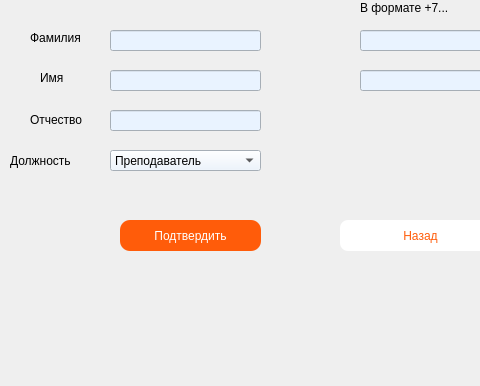
Before: the Qt Designer form course/registration.ui in TFed555/Coursework, drawn with Qt 5; both pictures show x 0 to 480 and y 120 to 506 of the 668 by 506 pixel window.
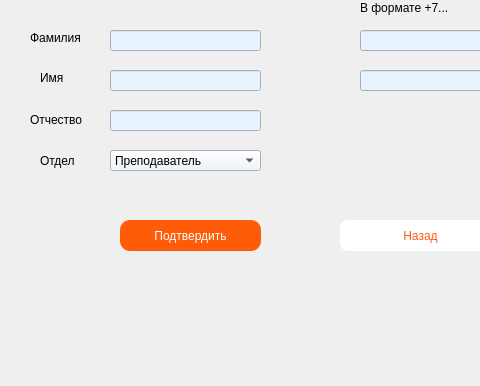
After: the same form once the commit is applied.

```diff
--- a/course/registration.ui
+++ b/course/registration.ui
@@ -92,9 +92,9 @@
   <widget class="QLabel" name="label_5">
    <property name="geometry">
     <rect>
-     <x>10</x>
+     <x>40</x>
      <y>270</y>
-     <width>81</width>
+     <width>51</width>
      <height>21</height>
     </rect>
    </property>
@@ -104,7 +104,7 @@
     </font>
    </property>
    <property name="text">
-    <string>Должность</string>
+    <string>Отдел</string>
    </property>
   </widget>
   <widget class="QLabel" name="label_2">
```
